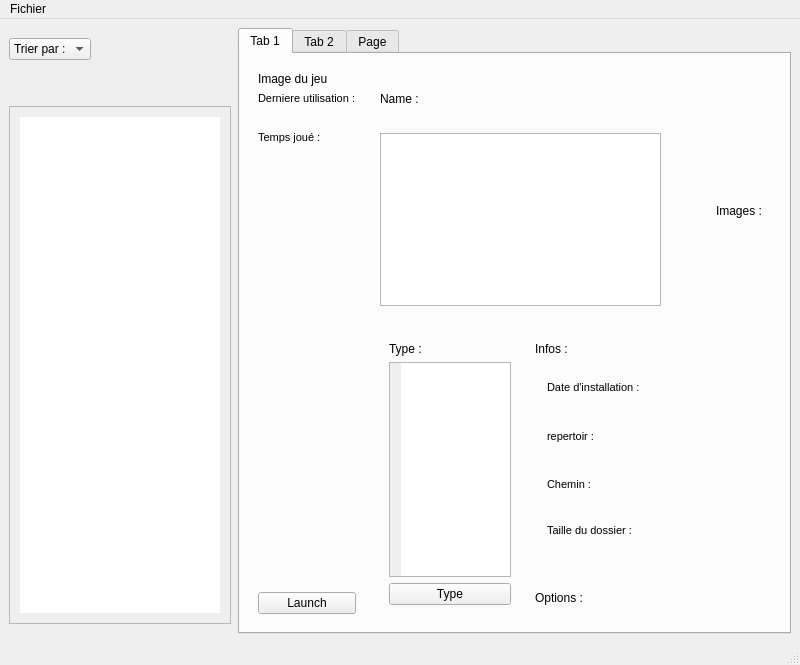
First picture: the form in MainWindow.ui, repository p1err00/MGame, before the edit.
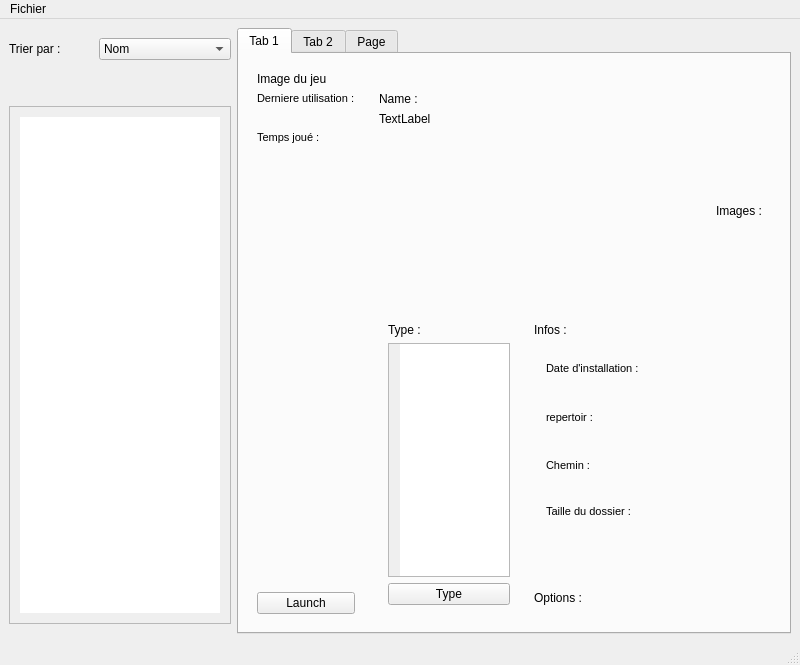
Second picture: the form after the edit. The open tabs and pages were chosen to show the change.

What changed in the file:
```diff
--- a/MainWindow.ui
+++ b/MainWindow.ui
@@ -27,49 +27,53 @@
         </property>
         <item>
          <layout class="QHBoxLayout" name="horizontalLayout">
+          <item>
+           <widget class="QLabel" name="label_15">
+            <property name="text">
+             <string>Trier par :</string>
+            </property>
+           </widget>
+          </item>
           <item>
            <widget class="QComboBox" name="comboBox">
             <property name="statusTip">
              <string/>
             </property>
             <property name="currentText">
-             <string>Trier par :</string>
+             <string>Nom</string>
             </property>
             <item>
              <property name="text">
-              <string>Trier par :</string>
+              <string>Nom</string>
              </property>
             </item>
             <item>
              <property name="text">
-              <string>aze</string>
+              <string>Derniere utilisation</string>
              </property>
             </item>
             <item>
              <property name="text">
-              <string>qsd</string>
+              <string>Type</string>
              </property>
             </item>
             <item>
              <property name="text">
-              <string>wxc</string>
+              <string>Temps de jeu</string>
+             </property>
+            </item>
+            <item>
+             <property name="text">
+              <string>Date d'installation</string>
+             </property>
+            </item>
+            <item>
+             <property name="text">
+              <string>Favori</string>
              </property>
             </item>
            </widget>
           </item>
-          <item>
-           <spacer name="horizontalSpacer">
-            <property name="orientation">
-             <enum>Qt::Horizontal</enum>
-            </property>
-            <property name="sizeHint" stdset="0">
-             <size>
-              <width>40</width>
-              <height>20</height>
-             </size>
-            </property>
-           </spacer>
-          </item>
          </layout>
         </item>
         <item>
@@ -138,7 +142,7 @@
          <string notr="true"/>
         </property>
         <property name="currentIndex">
-         <number>2</number>
+         <number>1</number>
         </property>
         <widget class="QWidget" name="tabUserInfo">
          <property name="toolTip">
@@ -297,6 +301,16 @@
                    </property>
                   </widget>
                  </item>
+                 <item>
+                  <widget class="QLabel" name="leDesc">
+                   <property name="styleSheet">
+                    <string notr="true">font: 16pt  'Playfair Display', 'serif';</string>
+                   </property>
+                   <property name="text">
+                    <string>TextLabel</string>
+                   </property>
+                  </widget>
+                 </item>
                  <item>
                   <spacer name="verticalSpacer_2">
                    <property name="orientation">
@@ -310,26 +324,6 @@
                    </property>
                   </spacer>
                  </item>
-                 <item>
-                  <widget class="QTextEdit" name="teDesc">
-                   <property name="styleSheet">
-                    <string notr="true">font: 'Playfair Display', 'serif';</string>
-                   </property>
-                  </widget>
-                 </item>
-                 <item>
-                  <spacer name="verticalSpacer_4">
-                   <property name="orientation">
-                    <enum>Qt::Vertical</enum>
-                   </property>
-                   <property name="sizeHint" stdset="0">
-                    <size>
-                     <width>20</width>
-                     <height>40</height>
-                    </size>
-                   </property>
-                  </spacer>
-                 </item>
                  <item>
                   <layout class="QHBoxLayout" name="horizontalLayout_7">
                    <item>
@@ -651,7 +645,7 @@
               </widget>
              </item>
              <item>
-              <widget class="QWidget" name="widget_8" native="true"/>
+              <widget class="QWidget" name="wTransmission" native="true"/>
              </item>
             </layout>
            </widget>
@@ -743,6 +737,7 @@
          <attribute name="title">
           <string>Page</string>
          </attribute>
+         <layout class="QHBoxLayout" name="horizontalLayout_8"/>
         </widget>
        </widget>
       </item>
@@ -756,7 +751,7 @@
      <x>0</x>
      <y>0</y>
      <width>800</width>
-     <height>20</height>
+     <height>17</height>
     </rect>
    </property>
    <widget class="QMenu" name="menuFichier">
```
